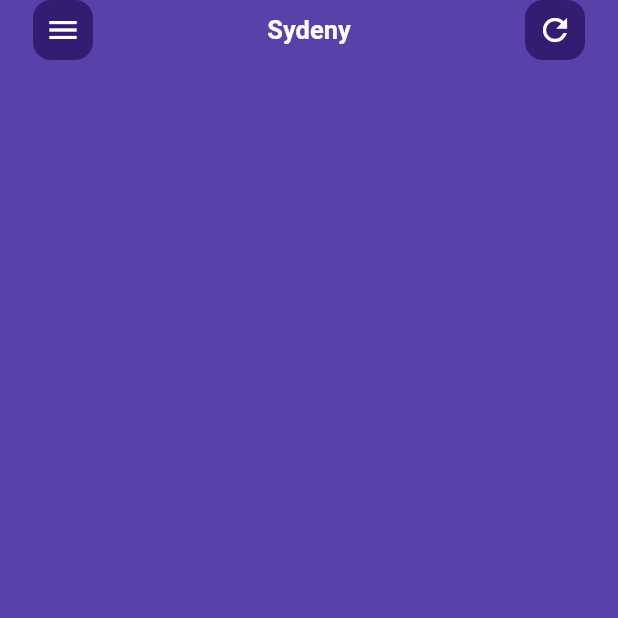
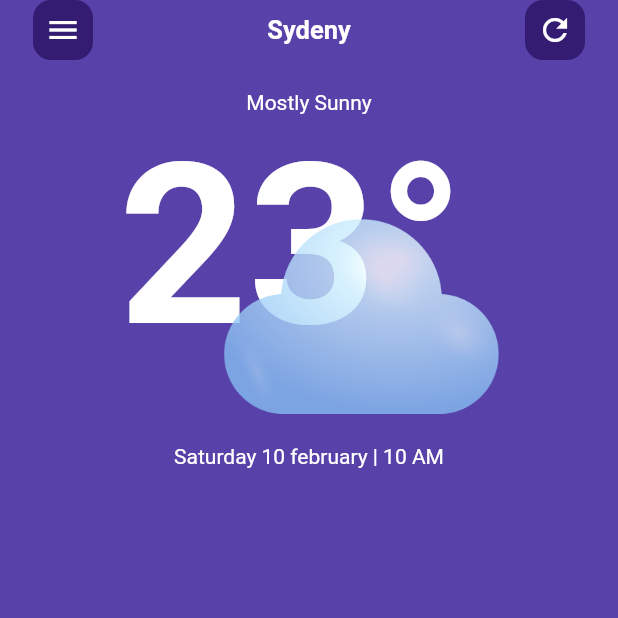
Before and after one commit to AmeenZullaq/weather-app, a Flutter app: the screen it shows after launch, on a phone screen of 412 x 824 dp, the top half of it. Run offline on Flutter 3.47's test engine with Material 2 defaults, Android fonts, the light colour scheme and no system bars.

Commit message:
create today weather widget

```diff
--- a/lib/core/utilis/styles.dart
+++ b/lib/core/utilis/styles.dart
@@ -1,7 +1,7 @@
 import 'package:flutter/material.dart';
 
 class Styles {
-  static const textStyle = TextStyle(
+  static const textStyle14 = TextStyle(
     color: Colors.white,
   );
 
--- a/lib/features/home/presentation/views/widgets/home_view_body.dart
+++ b/lib/features/home/presentation/views/widgets/home_view_body.dart
@@ -1,5 +1,6 @@
 import 'package:flutter/material.dart';
 import 'home_app_bar.dart';
+import 'today_weatjer.dart';
 
 class HomeViewBody extends StatelessWidget {
   const HomeViewBody({super.key});
@@ -7,8 +8,6 @@ class HomeViewBody extends StatelessWidget {
   @override
   Widget build(BuildContext context) {
     return const SafeArea(
-      child: Align(
-        alignment: Alignment.topCenter,
       child: Column(
         crossAxisAlignment: CrossAxisAlignment.center,
         children: [
@@ -16,8 +15,8 @@ class HomeViewBody extends StatelessWidget {
           SizedBox(
             height: 20,
           ),
+          TodayWeather(),
         ],
-        ),
       ),
     );
   }
--- /dev/null
+++ b/lib/features/home/presentation/views/widgets/today_weatjer.dart
@@ -0,0 +1,48 @@
+import 'package:flutter/material.dart';
+import '../../../../../core/utilis/assets.dart';
+import '../../../../../core/utilis/styles.dart';
+
+class TodayWeather extends StatelessWidget {
+  const TodayWeather({super.key});
+
+  @override
+  Widget build(BuildContext context) {
+    return const Column(
+      crossAxisAlignment: CrossAxisAlignment.center,
+      children: [
+        Text(
+          'Mostly Sunny',
+          style: Styles.textStyle14,
+        ),
+        Stack(
+          children: [
+            Text(
+              '23°',
+              style: Styles.textStyle150,
+            ),
+            Padding(
+              padding: EdgeInsets.only(
+                left: 70,
+                top: 70,
+                bottom: 20,
+              ),
+              child: Opacity(
+                opacity: 0.8,
+                child: Image(
+                  height: 130,
+                  image: AssetImage(
+                    AssetsData.testImage,
+                  ),
+                ),
+              ),
+            ),
+          ],
+        ),
+        Text(
+          'Saturday 10 february | 10 AM',
+          style: Styles.textStyle14,
+        ),
+      ],
+    );
+  }
+}
```
Lines whose indentation alone changed are shown as unchanged.
